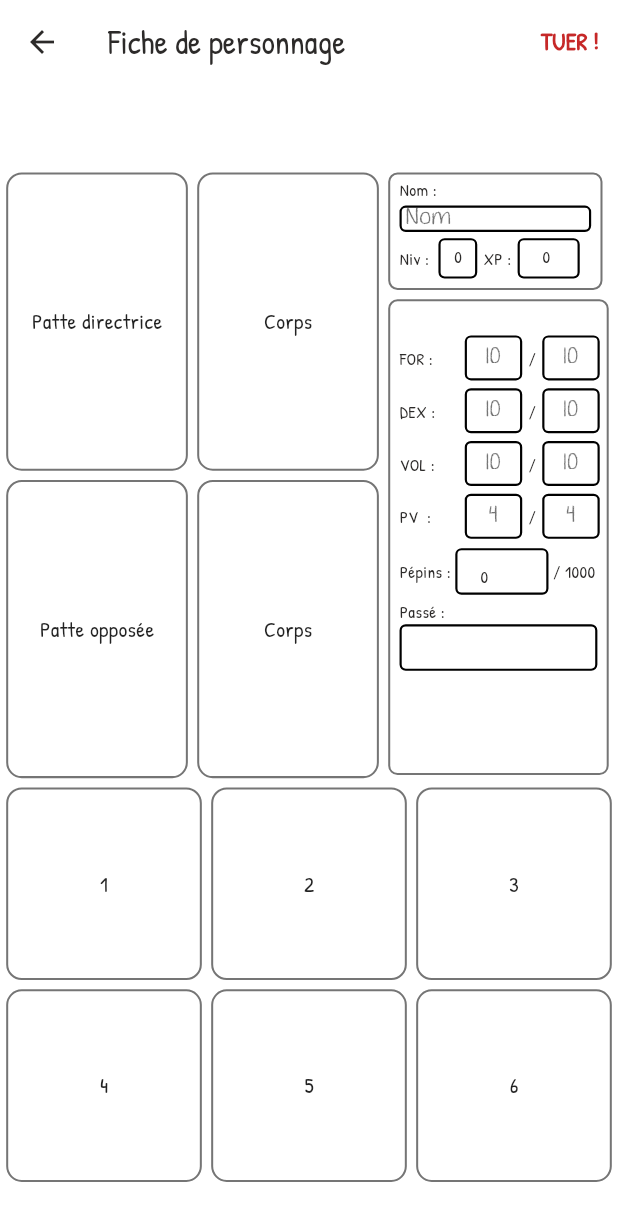
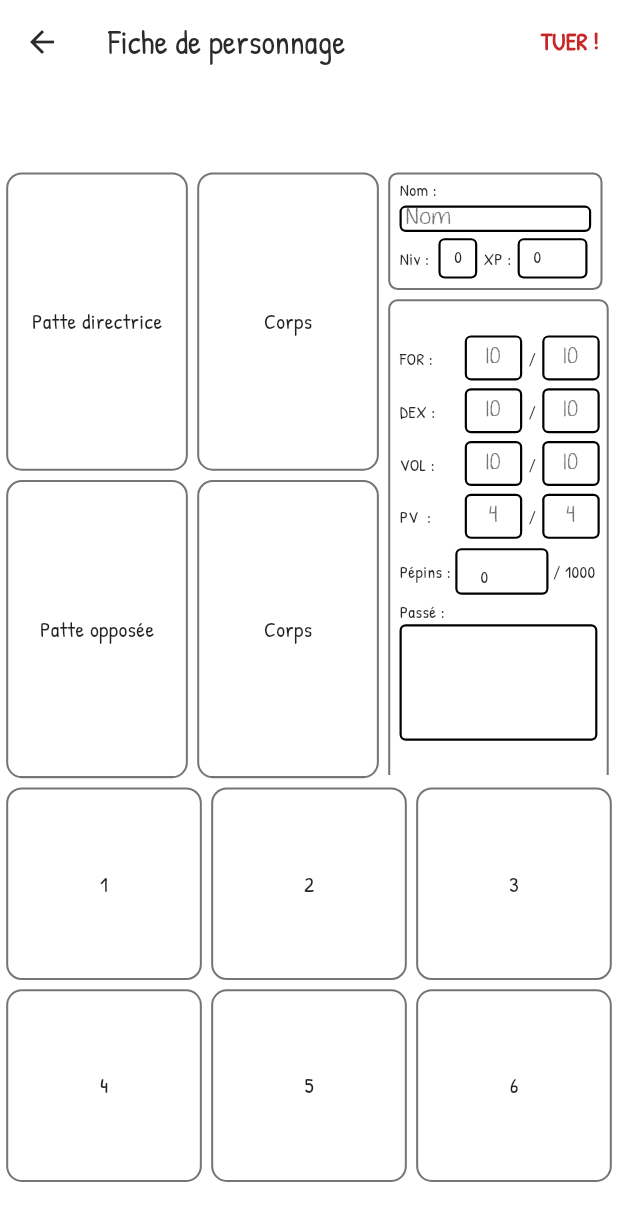
Before and after one commit to Reyden7/Mausritter, a Flutter app: the PlayerSheetPage screen opened directly, on a phone screen of 412 x 824 dp. Shown: the top 1221 px of the screen. Run offline on Flutter 3.47's test engine with Material 3 defaults, Android fonts, the light colour scheme and no system bars; our stand-ins replace google_fonts, image_picker, shared_preferences, supabase_flutter; accounts and stored records are empty.

Commit message:
fix : Manque de place dans les cases textuelles :
Niveau : Tout autre chiffre que 0 ne tient pas dans la case.

XP : Les nombres supérieurs à 999 ne tiennent pas dans la case. La quantité d'XP pour monter des nouveau se compte en milliers.

Pépins : Les nombres supérieurs à 99 ne tiennent pas dans la case (max 250) (et le texte ne s'affiche pas au centre de la case, mais c'est un pb mineur).

Passé : Le texte disparait quand le texte est trop long, ce qui pose problème pour certaines proposition des règles (Cueilleuse de champignons, Sectatrice de la Chauve-Souris, etc) (et le texte ne s'affiche pas au centre de la case non plus).

Nom des objets : Les noms d'objet trop long ne s'affichent pas en entier (en même temps, j'ai qu'à trouver des noms d'objet moins complexes).

 Information manquante ou en trop :

Manque : marques d'usage pour les armures légère et lourdes.

```diff
--- a/mausritter_compagnion/lib/items_admin_page.dart
+++ b/mausritter_compagnion/lib/items_admin_page.dart
@@ -378,7 +378,7 @@
                     const SizedBox(height: 8),
                     TextField(
                       controller: duraCtrl,
-                      enabled: category != 'ARMOR',
+                      enabled: true,
                       keyboardType: TextInputType.number,
                       decoration: const InputDecoration(
                         labelText: 'Durabilité max (ex: 3)',
@@ -502,7 +502,7 @@
 
                         final payload = <String, dynamic>{
                           'name': name,
-                          'durability_max': (category == 'ARMOR') ? 0 : durability, // si tu veux ignorer la durabilité des armures
+                          'durability_max': durability, // si tu veux ignorer la durabilité des armures
                           'compatible_slots': selected.toList(),
                           'category': category,
                           'created_by': supa.auth.currentUser!.id,
--- a/mausritter_compagnion/lib/player_sheet_page.dart
+++ b/mausritter_compagnion/lib/player_sheet_page.dart
@@ -1321,7 +1321,7 @@
     const labelStyle = TextStyle(fontSize: 11);
     const fieldH = 26.0;
     const lvlW = 25.0;
-    const xpW = 40.0;
+    const xpW = 45.0;
 
     InputDecoration _deco(String hint) => InputDecoration(
           isDense: true,
@@ -1389,7 +1389,7 @@
                       controller: xpCtrl,
                       keyboardType: TextInputType.number,
                       inputFormatters: [FilteringTextInputFormatter.digitsOnly],
-                      textAlign: TextAlign.center,
+                      textAlign: TextAlign.left,
                       style: labelStyle,
                       decoration: _deco('0'),
                       onChanged: (_) {
@@ -1541,17 +1541,19 @@
           const SizedBox(height: 3),
           const Text('Passé :', style: labelStyle),
           SizedBox(
-            height: fieldH,
+            height: 100, // ← hauteur fixe ou tu peux mettre null pour auto
             child: TextField(
               controller: backgroundCtrl,
               style: labelStyle,
+              maxLines: null,            // ← autorise multi-lignes auto
+              minLines: 3,               // ← hauteur mini visible
+              keyboardType: TextInputType.multiline,
+              textInputAction: TextInputAction.newline,
               decoration: const InputDecoration(
                 isDense: true,
                 border: OutlineInputBorder(),
               ),
-              onChanged: (_) {
-                _scheduleAutoSave();
-              },
+              onChanged: (_) => _scheduleAutoSave(),
             ),
           ),
         ],
@@ -1614,17 +1616,21 @@
                   Positioned(
                     left: 6,
                     right: 6,
-                    top: 6,
+                    top: 30,
                     child: Text(
                       it.name,
-                      maxLines: 1,
-                      overflow: TextOverflow.ellipsis,
+                      maxLines: null,
                       textAlign: TextAlign.center,
+                      softWrap: true,            // ← autorise retour à la ligne
+                      overflow: TextOverflow.visible, // ← rien n'est tronqué
                       style: const TextStyle(
-                        fontSize: 13,
+                        fontSize: 12,
                         fontWeight: FontWeight.w600,
                         color: Colors.white,
-                        shadows: [Shadow(color: Colors.black54, blurRadius: 6)],
+                        height: 1.1,             // ← compact mais lisible
+                        shadows: [
+                          Shadow(color: Colors.black54, blurRadius: 6),
+                        ],
                       ),
                     ),
                   ),
@@ -1633,7 +1639,7 @@
                   Positioned(top: 6, right: 6, child: _itemBadgeFor(it)),
 
                   // --- points de durabilité centrés en bas ---
-                  if (it.category != 'ARMOR') // ← ne pas afficher pour ARMOR
+                  // ← ne pas afficher pour ARMOR
                     Positioned(
                       left: 0,
                       right: 0,
```
